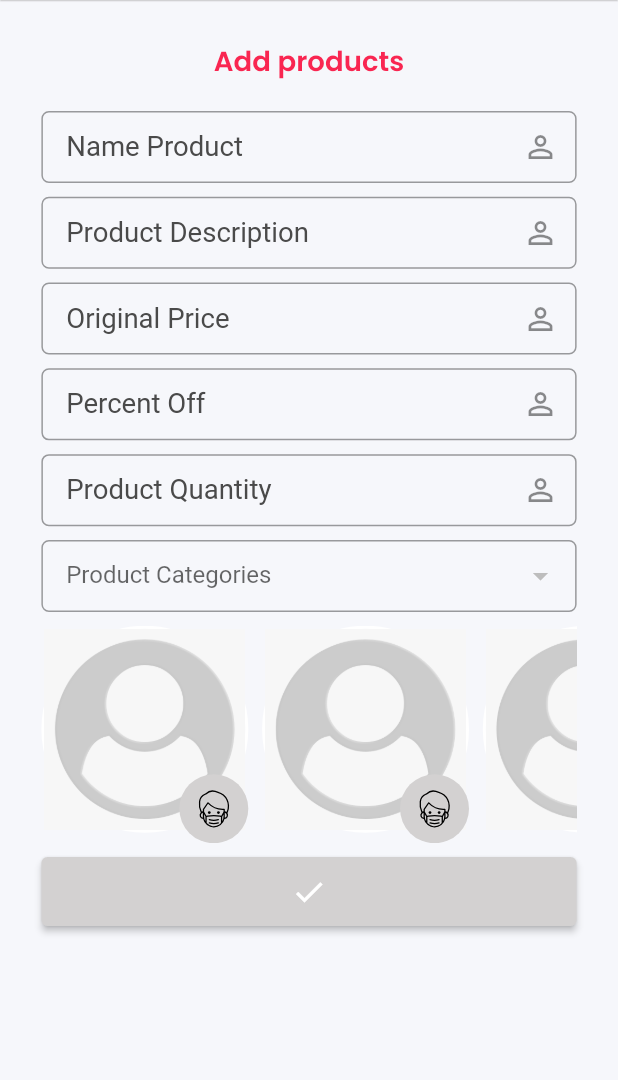
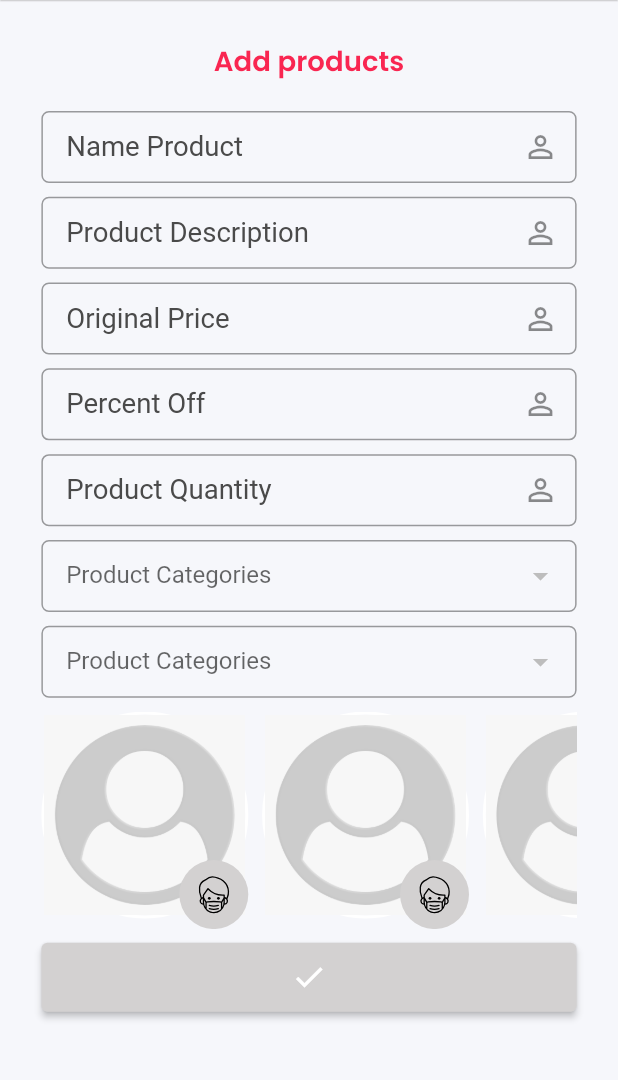
Before and after one commit to richiejoel/littleshops, a Flutter app: the AddProductsScreen screen opened by its route, on a phone screen of 412 x 824 dp, the part 84-1164 px from its top. Run offline on Flutter 3.47's test engine with Material 2 defaults, Android fonts, the phone set to English and light mode, and no system bars; our stand-ins replace bloc, carousel_slider, cloud_firestore, dio, equatable, firebase_auth and 12 more; missing offline and left inert: square_in_app_payments; accounts and stored records are empty.

Commit message:
BusinessID for product :)

```diff
--- a/lib/data/model/product_model.dart
+++ b/lib/data/model/product_model.dart
@@ -23,6 +23,9 @@ class Product {
   /// Original price and percent-off sale
   final double originalPrice, percentOff;
 
+  /// Business ID
+  final String businessId;
+
   /// Is available
   final bool isAvailable;
 
@@ -42,6 +45,7 @@ class Product {
     required this.percentOff,
     required this.soldQuantity,
     required this.description,
+    required this.businessId
   });
 
   /// Json data from server turns into model data
@@ -58,6 +62,7 @@ class Product {
       isAvailable: data["isAvailable"] ?? true,
       percentOff: data["percentOff"].toDouble() ?? 0.0 ,
       originalPrice: data["originalPrice"].toDouble() ?? 0.0 ,
+      businessId: data["businessId"] ?? "",
     );
   }
 
@@ -75,6 +80,7 @@ class Product {
     percentOff,
     originalPrice,
     price,
+    businessId,
   }) {
     return Product(
       id: id ?? this.id,
@@ -88,6 +94,7 @@ class Product {
       isAvailable: isAvailable ?? this.isAvailable,
       percentOff: percentOff ?? this.percentOff,
       originalPrice: originalPrice ?? this.originalPrice,
+      businessId: businessId ?? this.businessId,
     );
   }
 
@@ -103,7 +110,8 @@ class Product {
       "originalPrice": this.originalPrice,
       "percentOff": this.percentOff,
       "isAvailable": this.isAvailable,
-      "images": this.images
+      "images": this.images,
+      "businessId": this.businessId,
           //List<dynamic>.from(this.images.map((item) => item.toMap()))
     };
   }
--- a/lib/presentation/screens/add_products/add_products_screen.dart
+++ b/lib/presentation/screens/add_products/add_products_screen.dart
@@ -8,6 +8,7 @@ import 'package:littleshops/constants/color_constants.dart';
 import 'package:littleshops/constants/font_constant.dart';
 import 'package:littleshops/constants/icon_constant.dart';
 import 'package:littleshops/constants/image_constants.dart';
+import 'package:littleshops/data/model/business_model.dart';
 import 'package:littleshops/data/model/category_model.dart';
 import 'package:littleshops/data/model/product_model.dart';
 import 'package:littleshops/presentation/screens/add_products/bloc/add_products_bloc.dart';
@@ -36,6 +37,7 @@ class _AddProductsScreenState extends State<AddProductsScreen>{
   final TextEditingController quantityController = TextEditingController();
 
   CategoryModel? selectedCategory;
+  BusinessModel? selectedBusiness;
   List<File> imagesLocal = [];
   File? imageCurrent, imageCurrentTwo, imageCurrentThree, imageCurrentFour;
   Product? newProduct = Product(
@@ -43,14 +45,21 @@ class _AddProductsScreenState extends State<AddProductsScreen>{
       rating: 2, isAvailable: true,
       quantity: 3, categoryId: "categoryId",
       name: "name", originalPrice: 30,
-      percentOff: 2, soldQuantity:
-      0, description: "description"
+      percentOff: 2, soldQuantity: 0,
+      description: "description", businessId: "",
+
   );
   UtilDialog? dialog;
 
   void onCategoryChanged(BuildContext context, CategoryModel category ){
     setState(() {
       selectedCategory =  category;
+    });
+  }
+
+  void onBusinessChanged(BuildContext context, BusinessModel business ){
+    setState(() {
+      selectedBusiness =  business;
     });
   }
 
@@ -138,6 +147,8 @@ class _AddProductsScreenState extends State<AddProductsScreen>{
                                   _buildQuantityProduct(context),
                                   SizedBox(height: SizeConfig.defaultSize),
                                   _buildCategoriesPicker(context, state.categories),
+                                  SizedBox(height: SizeConfig.defaultSize),
+                                  _buildBusinessPicker(context, state.business),
                                   SizedBox(height: SizeConfig.defaultSize),
                                   mProductsAdded(context),
                                   SizedBox(height: SizeConfig.defaultSize),
@@ -255,6 +266,17 @@ class _AddProductsScreenState extends State<AddProductsScreen>{
     );
   }
 
+  _buildBusinessPicker(BuildContext context, List<BusinessModel> business) {
+    return DropdownButtonFormField<BusinessModel>(
+      decoration: InputDecoration(
+        labelText: Translate.of(context).translate("product_categories"),
+      ),
+      onChanged: (business) => onBusinessChanged(context, business!),
+      items: getDropdownItemsBusiness(business),
+      value: business.isEmpty ? null : selectedBusiness,
+    );
+  }
+
   _buildButtonAddProduct(BuildContext context) {
     return CircleButton(
       child: Icon(Icons.check, color: Colors.white),
@@ -279,6 +301,7 @@ class _AddProductsScreenState extends State<AddProductsScreen>{
         rating: 0,
         soldQuantity: 0,
         isAvailable: true,
+        businessId: selectedBusiness!.id
       );
       BlocProvider.of<AddProductBloc>(context).add(AddNewProduct(imagesLocal, addProduct!));
       UtilDialog.hideWaiting(context);
@@ -287,6 +310,12 @@ class _AddProductsScreenState extends State<AddProductsScreen>{
   }
 
   getDropdownItems(List<CategoryModel> list) {
+    return list
+        .map((item) => DropdownMenuItem(child: Text(item.name), value: item))
+        .toList();
+  }
+
+  getDropdownItemsBusiness(List<BusinessModel> list) {
     return list
         .map((item) => DropdownMenuItem(child: Text(item.name), value: item))
         .toList();
--- a/lib/presentation/screens/add_products/bloc/add_products_bloc.dart
+++ b/lib/presentation/screens/add_products/bloc/add_products_bloc.dart
@@ -2,10 +2,12 @@ import 'dart:async';
 import 'dart:io';
 
 import 'package:flutter_bloc/flutter_bloc.dart';
+import 'package:littleshops/data/model/business_model.dart';
 import 'package:littleshops/data/model/category_model.dart';
 import 'package:littleshops/data/model/product_model.dart';
 import 'package:littleshops/data/model/user_model.dart';
 import 'package:littleshops/data/repository/auth/auth_repository.dart';
+import 'package:littleshops/data/repository/business_repository/business_repository.dart';
 import 'package:littleshops/data/repository/product_repository/product_repository.dart';
 import 'package:littleshops/data/repository/storage_repository/storage_repository.dart';
 import 'package:littleshops/data/repository/user_repository/user_repository.dart';
@@ -19,6 +21,7 @@ class AddProductBloc extends Bloc<AddProductEvent, AddProductState>{
   AuthRepository _authRepository = AuthRepository();
   StorageRepository _storageRepository = StorageRepository();
   UserRepository _userRepository = UserRepository();
+  BusinessRepository _businessRepository = BusinessRepository();
   UserModel? _loggedUser;
   Product? productCurrent = Product(
       id: "", images: [],
@@ -26,7 +29,9 @@ class AddProductBloc extends Bloc<AddProductEvent, AddProductState>{
       quantity: 3, categoryId: "categoryId",
       name: "name", originalPrice: 40,
       percentOff: 3, soldQuantity: 3,
-      description: "description");
+      description: "description",
+      businessId: "",
+  );
 
   AddProductBloc() : super(AddProductLoading());
 
@@ -43,9 +48,11 @@ class AddProductBloc extends Bloc<AddProductEvent, AddProductState>{
   Stream<AddProductState> _mapLoadProfileToState(AddProductEvent event) async* {
     try {
       List<CategoryModel> categories = await _productRepository.getCategories();
+      List<BusinessModel> business = await _businessRepository
+          .fetchBusinessByChief(_authRepository.loggedFirebaseUser.uid);
       UserModel userLogged = await _userRepository
           .getUserById(_authRepository.loggedFirebaseUser.uid);
-      yield AddProductLoaded(userLogged, categories);
+      yield AddProductLoaded(userLogged, categories, business);
 
     } catch (e) {
       yield AddProductLoadFailure(e.toString());
@@ -83,7 +90,8 @@ class AddProductBloc extends Bloc<AddProductEvent, AddProductState>{
           isAvailable: newProduct!.isAvailable,
           rating: newProduct!.rating,
           soldQuantity: newProduct!.soldQuantity,
-          images: imagesUrl
+          images: imagesUrl,
+          businessId: newProduct!.businessId
       );
 
       print(imagesUrl);
--- a/lib/presentation/screens/add_products/bloc/add_products_state.dart
+++ b/lib/presentation/screens/add_products/bloc/add_products_state.dart
@@ -1,4 +1,5 @@
 import 'package:equatable/equatable.dart';
+import 'package:littleshops/data/model/business_model.dart';
 import 'package:littleshops/data/model/category_model.dart';
 import 'package:littleshops/data/model/user_model.dart';
 
@@ -17,11 +18,12 @@ class AddProductLoading extends AddProductState {
 class AddProductLoaded extends AddProductState {
   final UserModel loggedUser;
   final List<CategoryModel> categories;
+  final List<BusinessModel> business;
 
 
-  AddProductLoaded(this.loggedUser, this.categories);
+  AddProductLoaded(this.loggedUser, this.categories, this.business);
 
-  List<Object> get props => [loggedUser, categories];
+  List<Object> get props => [loggedUser, categories, business];
 
   @override
   String toString() {
--- a/lib/presentation/screens/home_page/bloc/home_bloc.dart
+++ b/lib/presentation/screens/home_page/bloc/home_bloc.dart
@@ -52,6 +52,7 @@ List<Product> mListStatic(){
       percentOff: 2,
       rating: 3.5,
       isAvailable: true,
+      businessId: "",
       images: [
         "https://firebasestorage.googleapis.com/v0/b/littleshops-e51d8.appspot.com/o/banners%2Feletronics_products.png?alt=media&token=0b6c711b-45c0-4ee7-bb75-6b109807e4a4",
         "https://firebasestorage.googleapis.com/v0/b/littleshops-e51d8.appspot.com/o/products%2Fmartillo_1.png?alt=media&token=eea1bba3-bf79-46a6-a871-8b7d6bd76f2c",
@@ -71,6 +72,7 @@ List<Product> mListStatic(){
     percentOff: 2,
     rating: 3.5,
     isAvailable: true,
+    businessId: "",
     images: [
       "https://firebasestorage.googleapis.com/v0/b/littleshops-e51d8.appspot.com/o/banners%2Feletronics_products.png?alt=media&token=0b6c711b-45c0-4ee7-bb75-6b109807e4a4",
       "https://firebasestorage.googleapis.com/v0/b/littleshops-e51d8.appspot.com/o/products%2Fmartillo_1.png?alt=media&token=eea1bba3-bf79-46a6-a871-8b7d6bd76f2c",
@@ -90,6 +92,7 @@ List<Product> mListStatic(){
     percentOff: 2,
     rating: 3.5,
     isAvailable: true,
+    businessId: "",
     images: [
       "https://firebasestorage.googleapis.com/v0/b/littleshops-e51d8.appspot.com/o/banners%2Feletronics_products.png?alt=media&token=0b6c711b-45c0-4ee7-bb75-6b109807e4a4",
       "https://firebasestorage.googleapis.com/v0/b/littleshops-e51d8.appspot.com/o/products%2Fmartillo_1.png?alt=media&token=eea1bba3-bf79-46a6-a871-8b7d6bd76f2c",
```
